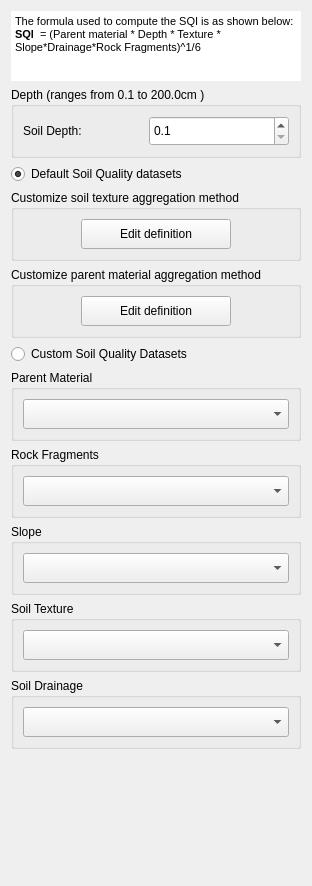
Before: the Qt Designer form MISLAND/gui/WidgetSQISetup.ui in LocateIT/trends.earth, drawn with Qt 5.
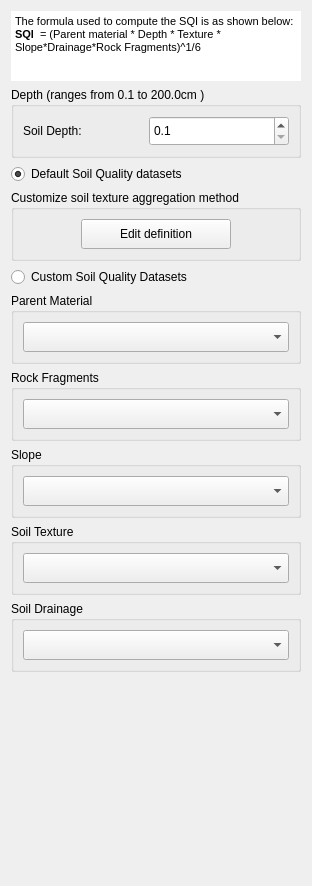
After: the same form once the commit is applied. Custom widgets are drawn as their Qt base class.

What changed in the file:
```diff
--- a/MISLAND/gui/WidgetSQISetup.ui
+++ b/MISLAND/gui/WidgetSQISetup.ui
@@ -19,7 +19,7 @@
   <property name="windowTitle">
    <string>Form</string>
   </property>
-  <layout class="QVBoxLayout" name="verticalLayout" stretch="0,0,0,0,0,0,0,0,0,0,0,0">
+  <layout class="QVBoxLayout" name="verticalLayout" stretch="0,0,0,0,0,0,0,0,0,0,0">
    <item>
     <widget class="QTextBrowser" name="textBrowser">
      <property name="maximumSize">
@@ -162,66 +162,6 @@
      </layout>
     </widget>
    </item>
-   <item>
-    <widget class="QGroupBox" name="groupBox_pm_agg">
-     <property name="title">
-      <string>Customize parent material aggregation method</string>
-     </property>
-     <layout class="QGridLayout" name="gridLayout_6">
-      <item row="0" column="0">
-       <widget class="QPushButton" name="use_pm_agg_edit">
-        <property name="enabled">
-         <bool>true</bool>
-        </property>
-        <property name="sizePolicy">
-         <sizepolicy hsizetype="Minimum" vsizetype="Minimum">
-          <horstretch>0</horstretch>
-          <verstretch>0</verstretch>
-         </sizepolicy>
-        </property>
-        <property name="minimumSize">
-         <size>
-          <width>100</width>
-          <height>30</height>
-         </size>
-        </property>
-        <property name="maximumSize">
-         <size>
-          <width>150</width>
-          <height>16777215</height>
-         </size>
-        </property>
-        <property name="font">
-         <font>
-          <kerning>true</kerning>
-         </font>
-        </property>
-        <property name="autoFillBackground">
-         <bool>false</bool>
-        </property>
-        <property name="styleSheet">
-         <string notr="true"/>
-        </property>
-        <property name="text">
-         <string>Edit definition</string>
-        </property>
-        <property name="checkable">
-         <bool>false</bool>
-        </property>
-        <property name="autoDefault">
-         <bool>false</bool>
-        </property>
-        <property name="default">
-         <bool>false</bool>
-        </property>
-        <property name="flat">
-         <bool>false</bool>
-        </property>
-       </widget>
-      </item>
-     </layout>
-    </widget>
-   </item>
    <item>
     <widget class="QRadioButton" name="use_custom">
      <property name="text">
```
